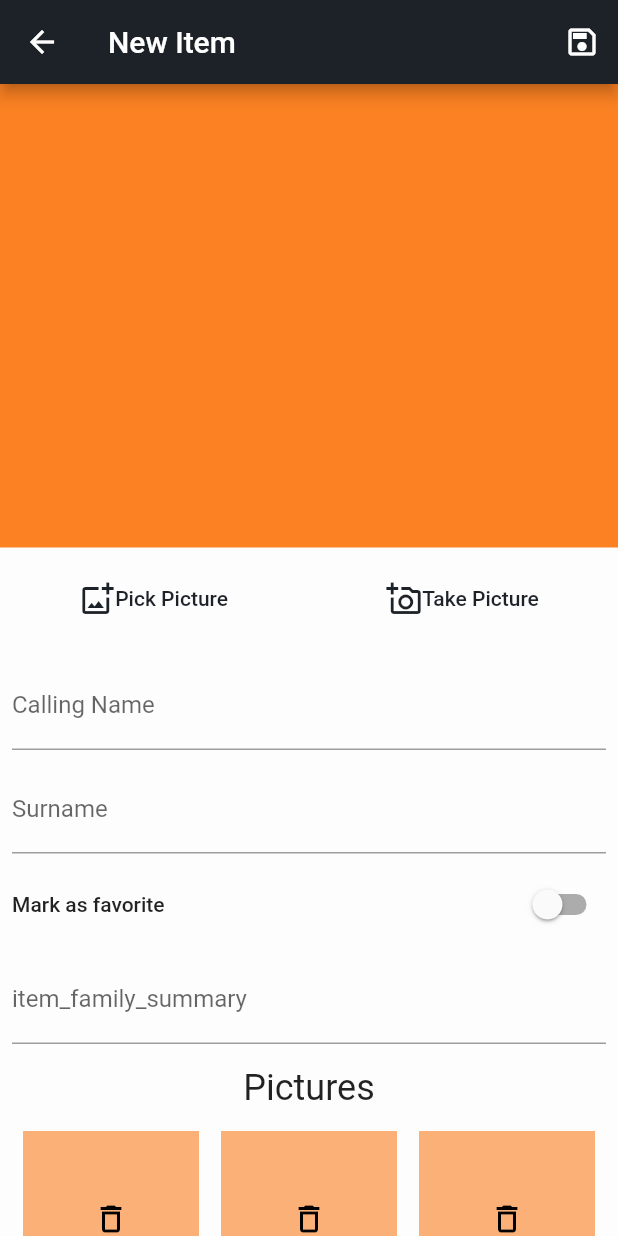
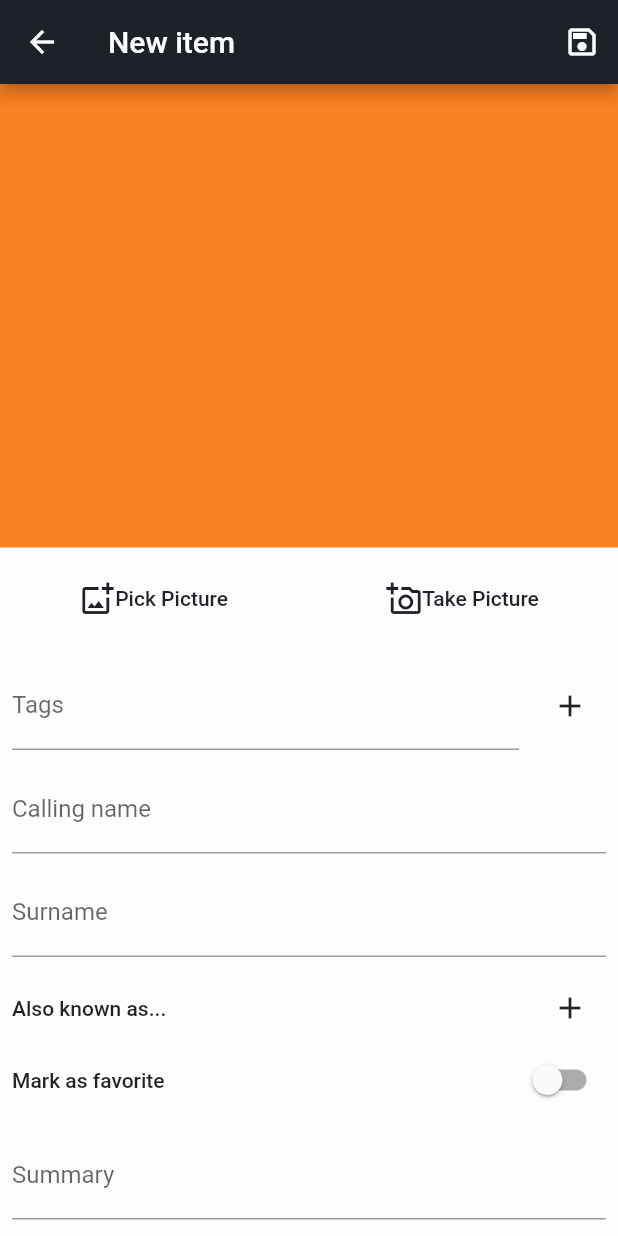
Before and after one commit to TheHolyDenier/applesolutely, a Flutter app: the ItemFormScreen screen opened directly with empty values, on a phone screen of 412 x 824 dp. Run offline on Flutter 3.47's test engine with Material 2 defaults, Android fonts, the phone set to English and light mode, and no system bars; our stand-ins replace get, get_storage, hive, hive_flutter; missing offline and left inert: images_picker; accounts and stored records are empty.

Commit message:
added tags

```diff
--- a/lib/lang/en_US.dart
+++ b/lib/lang/en_US.dart
@@ -1,7 +1,7 @@
 const Map<String, String> enUS = {
   'title': 'Applesolutely',
-  'new_dictionary': 'New Dictionary',
-  'edit_dictionary': 'Edit Dictionary',
+  'new_dictionary': 'New dictionary',
+  'edit_dictionary': 'Edit dictionary',
   'pick_picture': 'Pick Picture',
   'take_picture': 'Take Picture',
   'delete_picture': 'Delete Picture',
@@ -12,13 +12,17 @@ const Map<String, String> enUS = {
   'dictionary_name': 'Name',
   'dictionary_summary': 'Summary',
   'dictionary_favorite': 'Mark as favorite',
-  'edit_item': 'Edit Item',
-  'new_item': 'New Item',
-  'item_calling_name': 'Calling Name',
-  'item_calling_name_hint': 'Ej. James, Sunflower Str.',
+  'edit_item': 'Edit item',
+  'new_item': 'New item',
+  'item_calling_name': 'Calling name',
+  'item_calling_name_hint': 'Ex. James, Sunflower Str.',
   'item_favorite': 'Mark as favorite',
   'item_family_name': 'Surname',
-  'item_family_name_hint': 'Ej. Smith, Madrid',
+  'item_family_name_hint': 'Ex. Smith, Madrid',
   'item_summary': 'Summary',
-  'item_pictures': 'Pictures',
+  'item_pictures': 'More pictures',
+  'item_also_known_as': 'Also known as...',
+  'item_tags': 'Tags',
+  'item_tags_hint': 'Ex. Character, DarkSun',
+  'item_tag_error': 'Tag is already added'
 };
--- a/lib/lang/es_ES.dart
+++ b/lib/lang/es_ES.dart
@@ -19,5 +19,9 @@ const Map<String, String> esES = {
   'item_family_name': 'Apellido',
   'item_family_name_hint': 'Ej. García, Madrid',
   'item_summary': 'Resumen',
-  'item_pictures': 'Imágenes'
+  'item_pictures': 'Más imágenes',
+  'item_also_known_as': 'También conocido como',
+  'item_tags': 'Etiquetas',
+  'item_tags_hint': 'Ej. Personaje, Sol Oscuro',
+  'item_tag_error': 'Esa etiqueta ya existe',
 };
--- a/lib/models/item_model.dart
+++ b/lib/models/item_model.dart
@@ -22,7 +22,8 @@ class Item extends HiveObject {
   List<String>? images;
   @HiveField(17)
   List<int>? relatedItems;
-
+  @HiveField(18)
+  List<String>? tags;
   Item(
       {this.callingName,
       this.isFavorite = false,
@@ -30,5 +31,33 @@ class Item extends HiveObject {
       this.alsoKnownAs,
       this.images,
       this.summary,
-      this.relatedItems});
+      this.relatedItems,
+      this.tags});
+
+  void update(Item newItem) {
+    if (callingName != newItem.callingName) {
+      callingName = newItem.callingName;
+    }
+    if (isFavorite != newItem.isFavorite) {
+      isFavorite = newItem.isFavorite;
+    }
+    if (familyName != newItem.familyName) {
+      familyName = newItem.familyName;
+    }
+    if (alsoKnownAs != newItem.alsoKnownAs) {
+      alsoKnownAs = newItem.alsoKnownAs;
+    }
+    if (images != newItem.images) {
+      images = newItem.images;
+    }
+    if (summary != newItem.summary) {
+      summary = newItem.summary;
+    }
+    if (relatedItems != newItem.relatedItems) {
+      relatedItems = newItem.relatedItems;
+    }
+    if (tags != newItem.tags) {
+      tags = newItem.tags;
+    }
+  }
 }
--- a/lib/screens/item_form_screen.dart
+++ b/lib/screens/item_form_screen.dart
@@ -17,16 +17,24 @@ class ItemFormScreen extends StatefulWidget {
 
 class _ItemFormScreenState extends State<ItemFormScreen> {
   final _formKey = GlobalKey<FormState>();
+  final _formKeyTags = GlobalKey<FormState>();
+  final List<String> _tags = List.empty(growable: true);
+  final _tagsController = TextEditingController();
   final _callingNameController = TextEditingController();
   final _familyNameController = TextEditingController();
   final List<TextEditingController> _alsoKnownControllers =
       List.empty(growable: true);
   final _summaryController = TextEditingController();
   bool _isFavorite = false;
-  String _base64Image = '';
-  String _base64ImageFirst = '';
-  String _base64ImageSecond = '';
-  String _base64ImageThird = '';
+  final List<String> _base64Images = ['', '', '', ''];
+
+  @override
+  void initState() {
+    super.initState();
+    if (widget.item != null) {
+      _extractItemValues(widget.item!);
+    }
+  }
 
   @override
   Widget build(BuildContext context) {
@@ -37,28 +45,68 @@ class _ItemFormScreenState extends State<ItemFormScreen> {
             actions: [
               IconButton(
                 onPressed: () {
-                  //TODO: SAVE
-                  // if (_formKey.currentState!.validate()) {
-                  //   final Dictionary d = widget.dictionary != null
-                  //       ? _updateDictionary()
-                  //       : _newDictionary();
-                  //   widget.callback(d);
-                  // }
+                  if (_formKey.currentState!.validate()) {
+                    final Item i =
+                        widget.item != null ? _updateItem() : _newItem();
+                    widget.callback(i);
+                  }
                 },
                 icon: const Icon(Icons.save_outlined),
               ),
             ]),
         body: SingleChildScrollView(
-          child: Form(
-            key: _formKey,
           child: Column(children: [
             PickImageWidget((String? str) {
-                _updateImage(str, _base64Image);
+              _base64Images[0] = str ?? '';
+              setState(() {});
             }),
             Padding(
               padding: const EdgeInsets.all(8.0),
+              child: Form(
+                key: _formKeyTags,
                 child: Column(
                   children: [
+                    if (_tags.isNotEmpty)
+                      Wrap(
+                        children: [
+                          for (var tag
+                              in _tagsController.text.trim().split(','))
+                            InputChip(
+                              label: Text(tag.toUpperCase()),
+                            ),
+                        ],
+                      ),
+                    Row(children: [
+                      Expanded(
+                        child: TextFormField(
+                          validator: (value) {
+                            if (_tags.contains(value)) {
+                              return 'item_tag_error'.tr;
+                            }
+                            return null;
+                          },
+                          controller: _tagsController,
+                          decoration: InputDecoration(
+                              labelText: 'item_tags'.tr,
+                              hintText: 'item_tags_hint'.tr),
+                        ),
+                      ),
+                      const SizedBox(width: 10),
+                      IconButton(
+                        icon: const Icon(Icons.add),
+                        onPressed: () {
+                          if (_formKeyTags.currentState!.validate()) {
+                            _tags.add(_tagsController.text.trim());
+                            _tagsController.clear();
+                            setState(() {});
+                          }
+                        },
+                      )
+                    ]),
+                    const SizedBox(height: 10),
+                    Form(
+                        key: _formKey,
+                        child: Column(children: [
                           TextFormField(
                             validator: (value) {
                               // if (value == null || value.isEmpty) {
@@ -87,7 +135,44 @@ class _ItemFormScreenState extends State<ItemFormScreen> {
                                 labelText: 'item_family_name'.tr,
                                 hintText: 'item_family_name_hint'.tr),
                           ),
-                    const SizedBox(height: 10),
+                          Padding(
+                            padding: const EdgeInsets.only(top: 10.0),
+                            child: Row(
+                              mainAxisAlignment: MainAxisAlignment.spaceBetween,
+                              children: [
+                                Text('item_also_known_as'.tr,
+                                    style:
+                                        Theme.of(context).textTheme.bodyText1),
+                                IconButton(
+                                  onPressed: () {
+                                    _alsoKnownControllers
+                                        .add(TextEditingController());
+                                    setState(() {});
+                                  },
+                                  icon: const Icon(Icons.add),
+                                )
+                              ],
+                            ),
+                          ),
+                          for (var controller in _alsoKnownControllers)
+                            Row(
+                              children: [
+                                Expanded(
+                                  child: TextFormField(
+                                    controller: controller,
+                                  ),
+                                ),
+                                IconButton(
+                                  icon: Icon(Icons.delete_outline,
+                                      color:
+                                          Theme.of(context).colorScheme.error),
+                                  onPressed: () {
+                                    _alsoKnownControllers.remove(controller);
+                                    setState(() {});
+                                  },
+                                )
+                              ],
+                            ),
                           Row(
                             mainAxisAlignment: MainAxisAlignment.spaceBetween,
                             children: [
@@ -108,8 +193,9 @@ class _ItemFormScreenState extends State<ItemFormScreen> {
                           TextFormField(
                             controller: _summaryController,
                             decoration:
-                          InputDecoration(labelText: 'item_family_summary'.tr),
+                                InputDecoration(labelText: 'item_summary'.tr),
                           ),
+                        ])),
                     Padding(
                       padding: const EdgeInsets.symmetric(vertical: 15.0),
                       child: Text('item_pictures'.tr,
@@ -118,21 +204,10 @@ class _ItemFormScreenState extends State<ItemFormScreen> {
                     Row(
                       mainAxisAlignment: MainAxisAlignment.spaceAround,
                       children: [
+                        for (var i = 1; i < _base64Images.length; i++)
                           Expanded(
                             child: PickImageWidget(
-                            (String? str) => _base64ImageFirst = str ?? '',
-                            inline: true,
-                          ),
-                        ),
-                        Expanded(
-                          child: PickImageWidget(
-                            (String? str) => _base64ImageSecond = str ?? '',
-                            inline: true,
-                          ),
-                        ),
-                        Expanded(
-                          child: PickImageWidget(
-                            (String? str) => _base64ImageThird = str ?? '',
+                              (String? str) => _base64Images[i] = str ?? '',
                               inline: true,
                             ),
                           ),
@@ -141,15 +216,48 @@ class _ItemFormScreenState extends State<ItemFormScreen> {
                   ],
                 ),
               ),
+            ),
           ]),
-          ),
         ),
       ),
     );
   }
 
-  void _updateImage(String? str, String variable) {
-    variable = str ?? '';
-    setState(() {});
+  Item _updateItem() {
+    final Item i = _newItem();
+    widget.item!.update(i);
+    return widget.item!;
+  }
+
+  Item _newItem() => Item(
+      callingName: _callingNameController.text.trim(),
+      familyName: _familyNameController.text.trim(),
+      images: [
+        for (var image in _base64Images)
+          if (image.isNotEmpty) image
+      ],
+      alsoKnownAs: [
+        for (var controller in _alsoKnownControllers) controller.text.trim()
+      ],
+      isFavorite: _isFavorite,
+      summary: _summaryController.text.trim());
+
+  void _extractItemValues(Item item) {
+    _callingNameController.text = item.callingName ?? '';
+    _familyNameController.text = item.familyName ?? '';
+    _isFavorite = item.isFavorite;
+    if (item.images != null && item.images!.isNotEmpty) {
+      for (var i = 0; i < _base64Images.length; i++) {
+        if (item.images![i].isNotEmpty) {
+          _base64Images[i] = item.images![i];
         }
       }
+    }
+    if (item.alsoKnownAs != null && item.alsoKnownAs!.isNotEmpty) {
+      for (var knownAs in item.alsoKnownAs!) {
+        _alsoKnownControllers.add(TextEditingController(text: knownAs));
+      }
+    }
+    _summaryController.text = item.summary ?? '';
+  }
+}
--- a/lib/screens/main_screen.dart
+++ b/lib/screens/main_screen.dart
@@ -23,7 +23,7 @@ class _MainScreenState extends State<MainScreen> {
   @override
   Widget build(BuildContext context) {
     BoxService.openDictionaryList();
-    _dictionaries = BoxService.getDictionaries().values.toList();
+    _dictionaries = BoxService.dictionaries.values.toList();
     _sortDictionaries();
 
     return SafeArea(
--- a/lib/services/box_service.dart
+++ b/lib/services/box_service.dart
@@ -1,3 +1,4 @@
+import 'package:applesolutely/models/item_model.dart';
 import 'package:hive/hive.dart';
 
 import './colors_service.dart';
@@ -5,9 +6,7 @@ import '../models/dictionary_model.dart';
 
 class BoxService {
   static late Box<Dictionary> dictionaries;
-  static Box<Dictionary> getDictionaries() => BoxService.dictionaries;
-  static Dictionary? getDictionary(int index) =>
-      BoxService.dictionaries.getAt(index);
+  static late Box<Item> activeDictionary;
 
   static void openDictionaryList() {
     BoxService.dictionaries = Hive.box<Dictionary>('dictionaries');
@@ -27,4 +26,8 @@ class BoxService {
   }
 
   static int countDictionaries() => BoxService.dictionaries.length;
+
+  static void openDictionary(String dictionary) {
+    BoxService.activeDictionary = Hive.box<Item>(dictionary);
+  }
 }
```
Also changed, not shown: lib/screens/dictionary_screen.dart (+21 -0 lines), lib/models/item_model.g.dart. Lines whose indentation alone changed are shown as unchanged.
